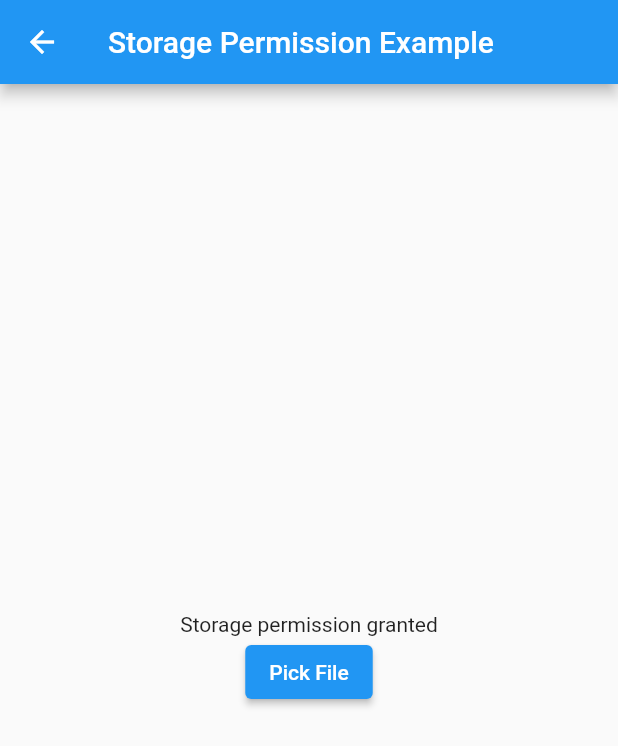
After one commit to Mozammalhossainsobug/login_varification, a Flutter app: the screen it shows after launch, after a tap on "Storage Permission", on a phone screen of 412 x 824 dp. The commit adds this screen. Shown: the top 746 px of the screen. Run offline on Flutter 3.47's test engine with Material 2 defaults, Android fonts, the phone set to English and light mode, and no system bars; our stand-ins replace bloc, equatable, file_picker, flutter_bloc, fluttertoast, geolocator and 2 more.

Commit message:
added all

```diff
--- a/lib/main.dart
+++ b/lib/main.dart
@@ -1,8 +1,7 @@
 import 'package:flutter/material.dart';
 import 'package:flutter_bloc/flutter_bloc.dart';
-import 'package:login_varification/src/features/home/presentation/pages/home_page.dart';
+import 'package:login_varification/src/features/home/pages/home_page.dart';
 import 'package:login_varification/src/features/login/presentation/bloc/login_bloc.dart';
-import 'package:login_varification/src/features/login/presentation/pages/login_page.dart';
 
 void main() {
   runApp(const MyApp());
--- /dev/null
+++ b/lib/src/features/home/pages/home_page.dart
@@ -0,0 +1,56 @@
+import 'package:flutter/material.dart';
+import 'package:login_varification/src/features/home/presentation/pages/locationPermission.dart';
+import 'package:login_varification/src/features/home/presentation/pages/imagePermission.dart';
+import 'package:login_varification/src/features/home/presentation/pages/storagePage.dart';
+
+import '../presentation/pages/microphonePage.dart';
+
+class HomePage extends StatefulWidget {
+  @override
+  _HomePageState createState() => _HomePageState();
+}
+
+class _HomePageState extends State<HomePage> {
+  // PermissionStatus _microphonePermissionStatus = PermissionStatus.denied;
+
+  // @override
+  // void initState() {
+  //   super.initState();
+  //   requestMicrophonePermission();
+  // }
+
+  // Future<void> requestMicrophonePermission() async {
+  //   final status = await Permission.microphone.request();
+  //   setState(() {
+  //     _microphonePermissionStatus = status;
+  //   });
+  // }
+
+  @override
+  Widget build(BuildContext context) {
+    return Scaffold(
+      appBar: AppBar(
+        title: Text('HomePage'),
+      ),
+      body: Center(
+        child: Column(
+          mainAxisAlignment: MainAxisAlignment.center,
+          children: [
+            ElevatedButton(onPressed: (){
+              Navigator.push(context, MaterialPageRoute(builder: (context) => MicStreamExampleApp()),);
+            }, child: const Text('Microphone Permission')),
+            ElevatedButton(onPressed: (){
+              Navigator.push(context, MaterialPageRoute(builder: (context) => ImagePermission()),);
+            }, child: const Text('Image Permission')),
+            ElevatedButton(onPressed: (){
+              Navigator.push(context, MaterialPageRoute(builder: (context) => GPSPermission()),);
+            },child: const Text('Location Permission'),),
+            ElevatedButton(onPressed: (){
+              Navigator.push(context, MaterialPageRoute(builder: (context) => StoragePermission()),);
+            },child: const Text('Storage Permission'),),
+          ],
+        ),
+      ),
+    );
+  }
+}
--- /dev/null
+++ b/lib/src/features/home/presentation/pages/storagePage.dart
@@ -0,0 +1,96 @@
+import 'package:file_picker/file_picker.dart';
+import 'package:flutter/material.dart';
+import 'package:permission_handler/permission_handler.dart';
+
+class StoragePermission extends StatefulWidget {
+  const StoragePermission({super.key});
+
+  @override
+  State<StoragePermission> createState() => _StoragePermissionState();
+}
+
+class _StoragePermissionState extends State<StoragePermission> {
+
+  late String result = "";
+
+  @override
+  void initState() {
+    super.initState();
+    requestStoragePermission();
+  }
+
+  Future<void> requestStoragePermission() async {
+    PermissionStatus status = await Permission.storage.request();
+    if (status.isGranted) {
+      setState(() {
+        result = 'Storage permission granted';
+      });
+    } else if (status.isDenied) {
+      setState(() {
+        result = 'Storage permission denied';
+      });
+    } else if (status.isPermanentlyDenied) {
+      // ignore: use_build_context_synchronously
+      showDialog(
+        context: context,
+        builder: (BuildContext context) => AlertDialog(
+          title: const Text('Permission Required'),
+          content: const Text(
+            'Please grant Storage permission to use this app.',
+          ),
+          actions: <Widget>[
+            TextButton(
+              onPressed: () {
+                Navigator.of(context).pop();
+                openAppSettings();
+              },
+              child: const Text('Open Settings'),
+            ),
+            TextButton(
+              onPressed: () {
+                Navigator.of(context).pop();
+              },
+              child: const Text('Cancel'),
+            ),
+          ],
+        ),
+      );
+    }
+  }
+
+   Future<void> pickFile() async {
+    FilePickerResult? result = await FilePicker.platform.pickFiles();
+    if (result != null) {
+      setState(() {
+        // Display the picked file path or other details
+        String filePath = result.files.single.path!;
+        // Do something with the file path
+        print('Picked file path: $filePath');
+      });
+    } else {
+      // User canceled the file picking
+      print('User canceled');
+    }
+  }
+
+
+
+  @override
+ Widget build(BuildContext context) {
+    return Scaffold(
+      appBar: AppBar(title: Text('Storage Permission Example')),
+      body: Center(
+        child: Column(
+          mainAxisAlignment: MainAxisAlignment.center,
+          children: [
+            Text(result),
+            ElevatedButton(
+              onPressed: pickFile,
+              child: Text('Pick File'),
+            ),
+          ],
+        ),
+      ),
+    );
+  }
+}
--- a/lib/src/features/login/presentation/bloc/login_bloc.dart
+++ b/lib/src/features/login/presentation/bloc/login_bloc.dart
@@ -1,6 +1,5 @@
 import 'package:bloc/bloc.dart';
 import 'package:equatable/equatable.dart';
-import 'package:meta/meta.dart';
 
 part 'login_event.dart';
 part 'login_state.dart';
--- a/lib/src/features/login/presentation/pages/login_page.dart
+++ b/lib/src/features/login/presentation/pages/login_page.dart
@@ -3,7 +3,7 @@
 import 'package:flutter/material.dart';
 import 'package:flutter_bloc/flutter_bloc.dart';
 import 'package:fluttertoast/fluttertoast.dart';
-import 'package:login_varification/src/features/home/presentation/pages/home_page.dart';
+import 'package:login_varification/src/features/home/pages/home_page.dart';
 import 'package:login_varification/src/features/login/presentation/bloc/login_bloc.dart';
 
 class LoginPage extends StatefulWidget {
```
Also changed, not shown: lib/src/features/home/presentation/pages/home_page.dart (deleted, +0 -49 lines), lib/src/features/home/presentation/pages/imagePermission.dart (added, +56 -0 lines), lib/src/features/home/presentation/pages/locationPermission.dart (added, +89 -0 lines), lib/src/features/home/presentation/pages/microphonePage.dart (added, +67 -0 lines), pubspec.yaml (+5 -4 lines), pubspec.lock, 11 other files.
